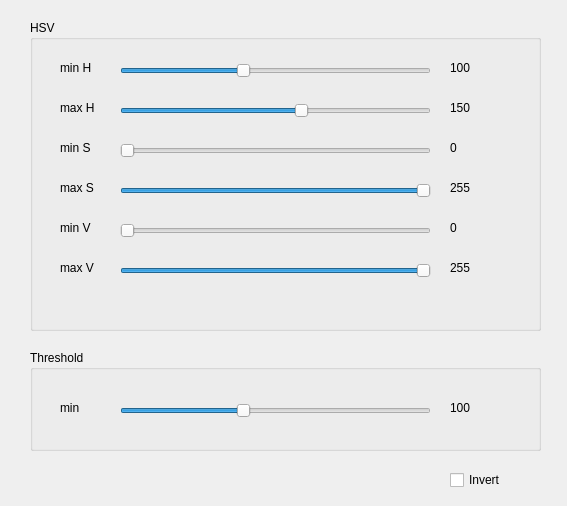
First picture: the form in hsvwindow.ui, repository deltaxrobot/Delta-X-Software, before the edit.
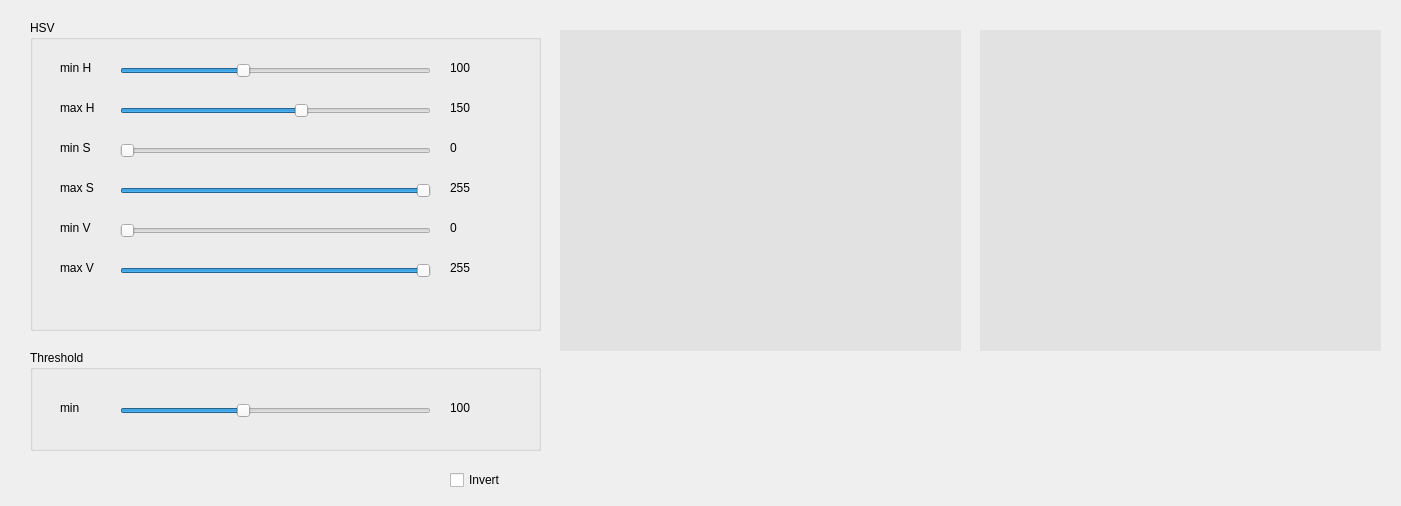
Second picture: the form after the edit.

What changed in the file:
```diff
--- a/hsvwindow.ui
+++ b/hsvwindow.ui
@@ -6,7 +6,7 @@
    <rect>
     <x>0</x>
     <y>0</y>
-    <width>567</width>
+    <width>1401</width>
     <height>506</height>
    </rect>
   </property>
@@ -367,6 +367,38 @@
     <string>Invert</string>
    </property>
   </widget>
+  <widget class="QLabel" name="lbOriginImage">
+   <property name="geometry">
+    <rect>
+     <x>560</x>
+     <y>30</y>
+     <width>401</width>
+     <height>321</height>
+    </rect>
+   </property>
+   <property name="styleSheet">
+    <string notr="true">background-color:rgb(226, 226, 226)</string>
+   </property>
+   <property name="text">
+    <string/>
+   </property>
+  </widget>
+  <widget class="QLabel" name="lbProcessImage">
+   <property name="geometry">
+    <rect>
+     <x>980</x>
+     <y>30</y>
+     <width>401</width>
+     <height>321</height>
+    </rect>
+   </property>
+   <property name="styleSheet">
+    <string notr="true">background-color:rgb(226, 226, 226)</string>
+   </property>
+   <property name="text">
+    <string/>
+   </property>
+  </widget>
  </widget>
  <resources/>
  <connections/>
```
